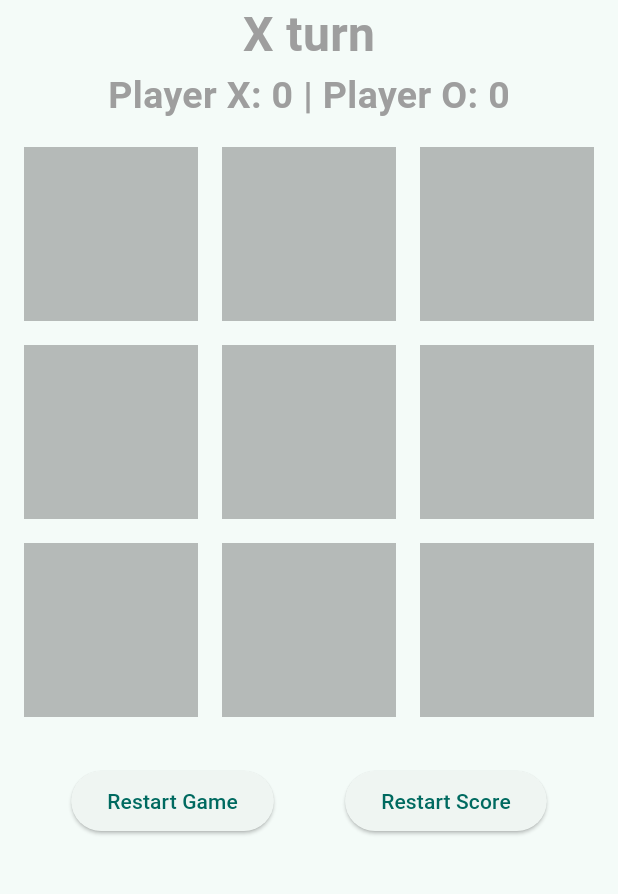
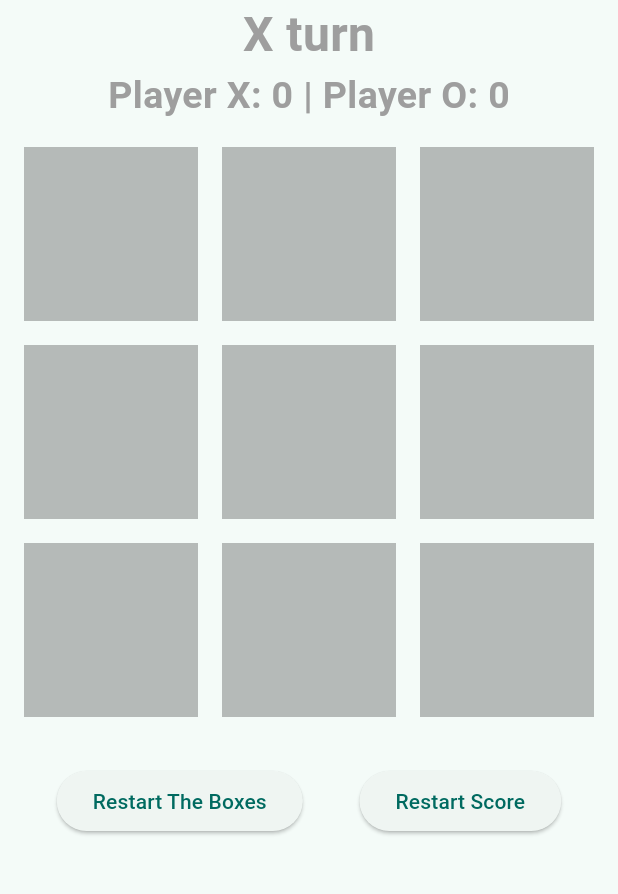
Before and after one commit to joemdjossou/tic_tac_toe_game, a Flutter app: the screen it shows after launch, on a phone screen of 412 x 824 dp, the part 234-1128 px from its top. Run offline on Flutter 3.47's test engine with Material 2 defaults, Android fonts, the phone set to English and light mode, and no system bars.

Commit message:
update_logicalreview
button name from restart game to restart boxes,
restart boxes also changing the turn

```diff
--- a/lib/main.dart
+++ b/lib/main.dart
@@ -12,7 +12,7 @@ class MyApp extends StatelessWidget {
   Widget build(BuildContext context) {
     return MaterialApp(
       debugShowCheckedModeBanner: false,
-      title: 'Flutter Demo',
+      title: 'Flutter Tic Tac Toe',
       theme: ThemeData(
         brightness: Brightness.light,
         colorScheme: ColorScheme.fromSeed(seedColor: Colors.teal),
--- a/lib/tic_tac_toe_page.dart
+++ b/lib/tic_tac_toe_page.dart
@@ -141,11 +141,13 @@ class _TicTacToePageState extends State<TicTacToePage> {
     return ElevatedButton(
         onPressed: () {
           setState(() {
-            initializeGame();
+            gameEnd = false;
+            occupied = ["", "", "", "", "", "", "", "", ""];
+            changedTurn();
           });
         },
         child: const Text(
-          'Restart Game',
+          'Restart The Boxes',
         ),
     );
   }
```
Also changed, not shown: 2 other files.
